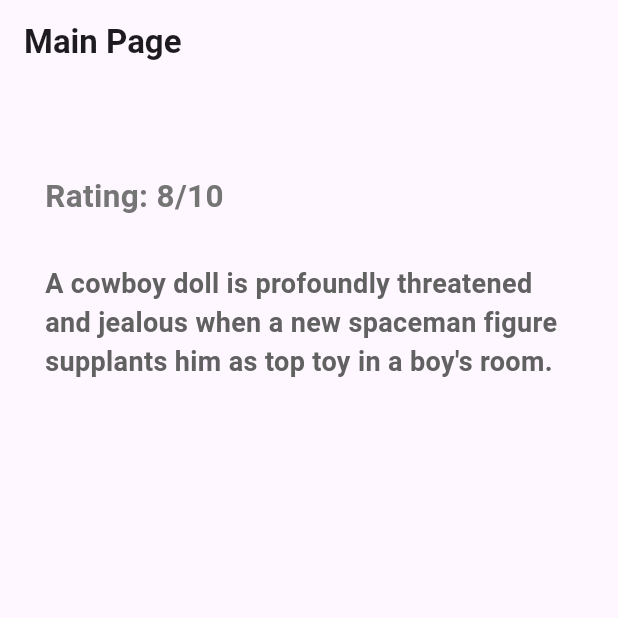
After one commit to ousef777/Safe-Pay-Frontend, a Flutter app: the MainPage screen opened by its route, on a phone screen of 412 x 824 dp, the top half of it. The commit adds this screen. Run offline on Flutter 3.47's test engine with Material 3 defaults, Android fonts, the phone set to English and light mode, and no system bars; our stand-ins replace dio, go_router, shared_preferences; accounts and stored records are empty.

Commit message:
add the main page add the routing to the main page in the main

```diff
--- a/lib/main.dart
+++ b/lib/main.dart
@@ -1,3 +1,4 @@
+import 'package:Frontend/pages/main_page.dart';
 import 'package:flutter/material.dart';
 import 'package:Frontend/pages/signin_page.dart';
 import 'package:Frontend/pages/signup_page.dart';
@@ -13,7 +14,8 @@ void main() {
     MultiProvider(
       providers: [
         ChangeNotifierProvider<AuthProvider>(create: (_) => AuthProvider()),
-        ChangeNotifierProvider<RecipesProvider>(create: (_) => RecipesProvider()),
+        ChangeNotifierProvider<RecipesProvider>(
+            create: (_) => RecipesProvider()),
       ],
       child: const MainApp(),
     ),
@@ -43,6 +45,10 @@ class MainApp extends StatelessWidget {
         GoRoute(
           path: '/test',
           builder: (context, state) => const TestPage(),
+        ),
+        GoRoute(
+          path: '/main_page',
+          builder: (context, state) => MainPage(),
         ),
       ],
     );
--- /dev/null
+++ b/lib/pages/main_page.dart
@@ -0,0 +1,52 @@
+import 'package:flutter/material.dart';
+
+class MainPage extends StatelessWidget {
+  @override
+  Widget build(BuildContext context) {
+    return Scaffold(
+      appBar: AppBar(
+        title: Text(
+          'Main Page ',
+          style: TextStyle(
+            fontWeight: FontWeight.bold,
+          ),
+        ),
+      ),
+      body: Column(
+        children: [
+          Container(height: 30),
+          // Image.asset(
+          //   'assets/toy_story.jpeg',
+          //   width: 300,
+          //   height: 400,
+          //   fit: BoxFit.contain,
+          // ),
+          Container(
+            alignment: Alignment.centerLeft,
+            padding: EdgeInsets.all(30),
+            child: Text(
+              'Rating: 8/10',
+              style: TextStyle(
+                fontWeight: FontWeight.bold,
+                color: Colors.grey[600],
+                fontSize: 21,
+              ),
+            ),
+          ),
+          Container(
+            alignment: Alignment.centerLeft,
+            padding: EdgeInsets.only(left: 30, right: 30),
+            child: Text(
+              "A cowboy doll is profoundly threatened and jealous when a new spaceman figure supplants him as top toy in a boy's room.",
+              style: TextStyle(
+                fontWeight: FontWeight.bold,
+                color: Colors.grey[700],
+                fontSize: 18,
+              ),
+            ),
+          ),
+        ],
+      ),
+    );
+  }
+}
--- a/pubspec.yaml
+++ b/pubspec.yaml
@@ -10,9 +10,10 @@ dependencies:
   dio: ^5.7.0
   flutter:
     sdk: flutter
-  go_router: ^14.6.1
+  go_router: ^14.6.2
   provider: ^6.1.2
   shared_preferences: ^2.3.3
+  flutter_native_splash: ^2.4.3
 
 dev_dependencies:
   flutter_test:
```
Also changed, not shown: pubspec.lock.
